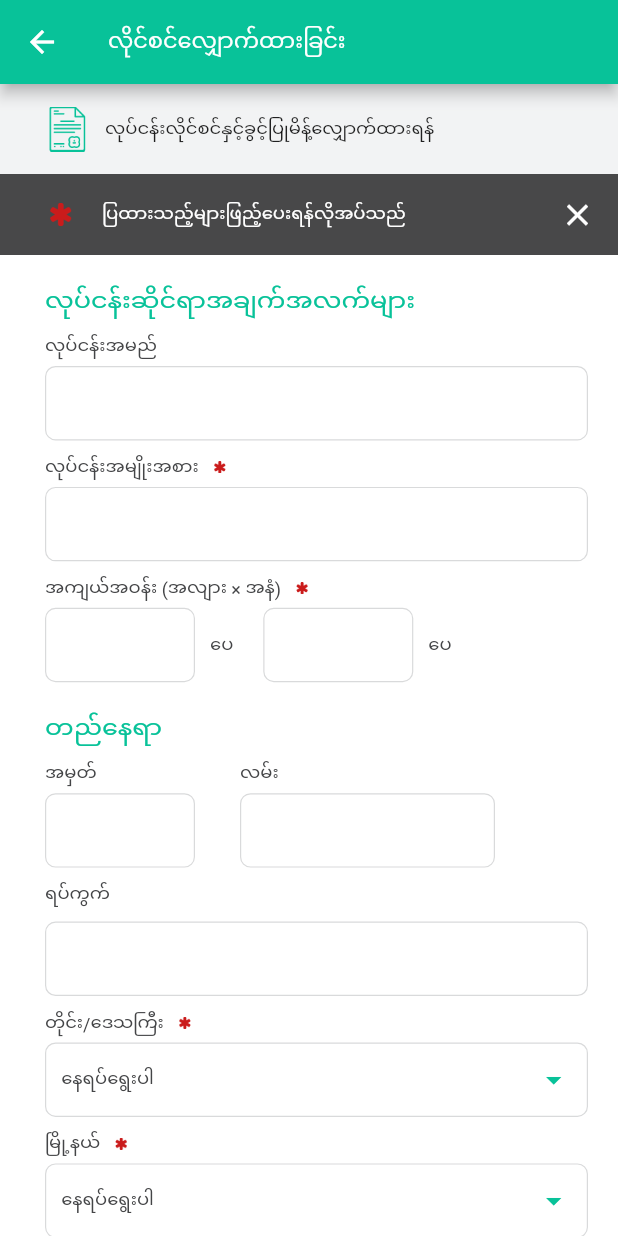
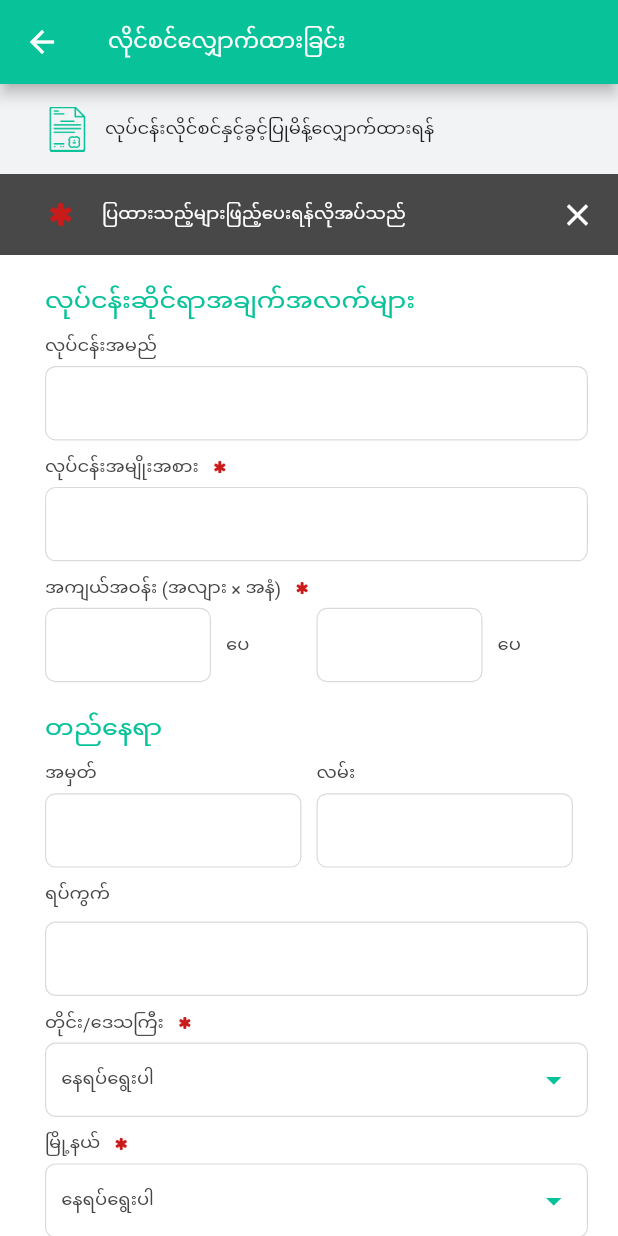
Before and after one commit to phyothinzaraung/myo_taw_flutter, a Flutter app: the ApplyBizLicenseFormScreen screen opened directly with empty values, on a phone screen of 412 x 824 dp. Run offline on Flutter 3.47's test engine with Material 2 defaults, Android fonts, the phone set to English and light mode, and no system bars; our stand-ins replace cached_network_image, carousel_slider, chewie, connectivity, dio, flutter_html and 12 more; missing offline and left inert: async_loader, flutter_account_kit, flutter_statusbarcolor; accounts and stored records are empty; statements that could not run were skipped.

Commit message:
29 August 2019, fix screen layout for smaller screen size phone

```diff
--- a/lib/ApplyBizLicenseFormScreen.dart
+++ b/lib/ApplyBizLicenseFormScreen.dart
@@ -230,7 +230,8 @@ class _ApplyBizLicenseFormScreenState extends State<ApplyBizLicenseFormScreen> {
                             Container(
                                 margin: EdgeInsets.only(right: 20.0),
                                 child: Image.asset('images/star.png', width: 15.0, height: 15.0,)),
-                            Text(MyString.txt_apply_license_need_to_fill, style: TextStyle(fontSize: FontSize.textSizeSmall, color: Colors.white),),
+                                Expanded(
+                                    child: Text(MyString.txt_apply_license_need_to_fill, style: TextStyle(fontSize: FontSize.textSizeSmall, color: Colors.white),)),
                           ],
                         ),
                       ),
@@ -325,12 +326,13 @@ class _ApplyBizLicenseFormScreenState extends State<ApplyBizLicenseFormScreen> {
                         margin: EdgeInsets.only(bottom: 20.0),
                         child: Row(
                           children: <Widget>[
-                            Container(
-                              margin: EdgeInsets.only(right: 20.0),
+                            Flexible(
+                              flex: 1,
                               child: Row(
                                 children: <Widget>[
-                                  Container(
-                                    width: 100,
+                                  Flexible(
+                                    flex: 2,
+                                    child: Container(
                                       margin: EdgeInsets.only(right: 10.0),
                                       padding: EdgeInsets.only(left: 10.0, right: 10.0),
                                       decoration: BoxDecoration(
@@ -347,14 +349,20 @@ class _ApplyBizLicenseFormScreenState extends State<ApplyBizLicenseFormScreen> {
                                         style: TextStyle(fontSize: FontSize.textSizeNormal, color: MyColor.colorTextBlack),
                                       ),
                                     ),
-                                  Text(MyString.txt_unit_feet, style: TextStyle(fontSize: FontSize.textSizeSmall, color: MyColor.colorTextBlack),)
+                                  ),
+                                  Flexible(
+                                      flex: 1,
+                                      child: Text(MyString.txt_unit_feet, style: TextStyle(fontSize: FontSize.textSizeSmall, color: MyColor.colorTextBlack),))
                                 ],
                               ),
                             ),
-                            Row(
+                            Flexible(
+                              flex: 1,
+                              child: Row(
                                 children: <Widget>[
-                                Container(
-                                  width: 100,
+                                  Flexible(
+                                    flex: 2,
+                                    child: Container(
                                       margin: EdgeInsets.only(right: 10.0),
                                       padding: EdgeInsets.only(left: 10.0, right: 10.0),
                                       decoration: BoxDecoration(
@@ -371,8 +379,12 @@ class _ApplyBizLicenseFormScreenState extends State<ApplyBizLicenseFormScreen> {
                                         style: TextStyle(fontSize: FontSize.textSizeNormal, color: MyColor.colorTextBlack),
                                       ),
                                     ),
-                                Text(MyString.txt_unit_feet, style: TextStyle(fontSize: FontSize.textSizeSmall, color: MyColor.colorTextBlack),)
+                                  ),
+                                  Flexible(
+                                      flex: 1,
+                                      child: Text(MyString.txt_unit_feet, style: TextStyle(fontSize: FontSize.textSizeSmall, color: MyColor.colorTextBlack),))
                                 ],
+                              ),
                             )
                           ],
                         ),
@@ -386,8 +398,8 @@ class _ApplyBizLicenseFormScreenState extends State<ApplyBizLicenseFormScreen> {
                         margin: EdgeInsets.only(bottom: 10.0),
                         child: Row(
                           children: <Widget>[
-                            Container(
-                              margin: EdgeInsets.only(right: 20.0),
+                            Flexible(
+                              flex: 1,
                               child: Column(
                                 crossAxisAlignment: CrossAxisAlignment.start,
                                 children: <Widget>[
@@ -397,7 +409,6 @@ class _ApplyBizLicenseFormScreenState extends State<ApplyBizLicenseFormScreen> {
                                       child: Text(MyString.txt_biz_region_no, style: TextStyle(fontSize: FontSize.textSizeSmall, color: MyColor.colorTextBlack),)),
                                   //text field biz region no
                                   Container(
-                                    width: 100,
                                     margin: EdgeInsets.only(right: 10.0),
                                     padding: EdgeInsets.only(left: 10.0, right: 10.0),
                                     decoration: BoxDecoration(
@@ -417,7 +428,9 @@ class _ApplyBizLicenseFormScreenState extends State<ApplyBizLicenseFormScreen> {
                                 ],
                               ),
                             ),
-                            Column(
+                            Flexible(
+                              flex: 1,
+                              child: Column(
                                 crossAxisAlignment: CrossAxisAlignment.start,
                                 children: <Widget>[
                                   //text biz street
@@ -426,7 +439,6 @@ class _ApplyBizLicenseFormScreenState extends State<ApplyBizLicenseFormScreen> {
                                       child: Text(MyString.txt_biz_street_name, style: TextStyle(fontSize: FontSize.textSizeSmall, color: MyColor.colorTextBlack),)),
                                   //text field biz street
                                   Container(
-                                  width: 170,
                                     margin: EdgeInsets.only(right: 10.0),
                                     padding: EdgeInsets.only(left: 10.0, right: 10.0),
                                     decoration: BoxDecoration(
@@ -443,6 +455,7 @@ class _ApplyBizLicenseFormScreenState extends State<ApplyBizLicenseFormScreen> {
                                     ),
                                   ),
                                 ],
+                              ),
                             ),
                           ],
                         ),
@@ -671,8 +684,8 @@ class _ApplyBizLicenseFormScreenState extends State<ApplyBizLicenseFormScreen> {
                       margin: EdgeInsets.only(bottom: 10.0),
                       child: Row(
                         children: <Widget>[
-                          Container(
-                            margin: EdgeInsets.only(right: 20.0),
+                          Flexible(
+                            flex: 1,
                             child: Column(
                               crossAxisAlignment: CrossAxisAlignment.start,
                               children: <Widget>[
@@ -682,7 +695,6 @@ class _ApplyBizLicenseFormScreenState extends State<ApplyBizLicenseFormScreen> {
                                     child: Text(MyString.txt_biz_region_no, style: TextStyle(fontSize: FontSize.textSizeSmall, color: MyColor.colorTextBlack),)),
                                 //text field owner regio no
                                 Container(
-                                  width: 100,
                                   margin: EdgeInsets.only(right: 10.0),
                                   padding: EdgeInsets.only(left: 10.0, right: 10.0),
                                   decoration: BoxDecoration(
@@ -702,7 +714,9 @@ class _ApplyBizLicenseFormScreenState extends State<ApplyBizLicenseFormScreen> {
                               ],
                             ),
                           ),
-                          Column(
+                          Flexible(
+                            flex: 1,
+                            child: Column(
                               crossAxisAlignment: CrossAxisAlignment.start,
                               children: <Widget>[
                                 //text owner street name
@@ -711,7 +725,6 @@ class _ApplyBizLicenseFormScreenState extends State<ApplyBizLicenseFormScreen> {
                                     child: Text(MyString.txt_biz_street_name, style: TextStyle(fontSize: FontSize.textSizeSmall, color: MyColor.colorTextBlack),)),
                                 //text field owner street name
                                 Container(
-                                width: 170,
                                   margin: EdgeInsets.only(right: 10.0),
                                   padding: EdgeInsets.only(left: 10.0, right: 10.0),
                                   decoration: BoxDecoration(
@@ -728,6 +741,7 @@ class _ApplyBizLicenseFormScreenState extends State<ApplyBizLicenseFormScreen> {
                                   ),
                                 ),
                               ],
+                            ),
                           ),
                         ],
                       ),
--- a/lib/ApplyBizLicensePhotoListScreen.dart
+++ b/lib/ApplyBizLicensePhotoListScreen.dart
@@ -197,7 +197,7 @@ class _ApplyBizLicensePhotoListScreenState extends State<ApplyBizLicensePhotoLis
                               gallery();
                             },
                             child: _image==null?Image.asset('images/add_image_placeholder.png', width: 60.0, height: 60.0,):
-                      Image.file(_image, width: 60.0, height: 60.0, fit: BoxFit.cover,),
+                      Image.file(_image, width: 50.0, height: 50.0, fit: BoxFit.cover,),
                           )),
                       Flexible(
                         flex: 8,
@@ -208,7 +208,7 @@ class _ApplyBizLicensePhotoListScreenState extends State<ApplyBizLicensePhotoLis
                               padding: EdgeInsets.all(5.0),
                               width: double.maxFinite,
                               color: Colors.white,
-                              height: 60.0,
+                              height: 50.0,
                               child: TextField(
                                 decoration: InputDecoration(
                                   border: InputBorder.none,
@@ -225,7 +225,7 @@ class _ApplyBizLicensePhotoListScreenState extends State<ApplyBizLicensePhotoLis
                       Flexible(
                         flex: 3,
                         child: Container(
-                          height: 60.0,
+                          height: 50.0,
                           width: double.maxFinite,
                           child: FlatButton(onPressed: ()async{
                             await _checkCon();
--- a/lib/DaoScreen.dart
+++ b/lib/DaoScreen.dart
@@ -73,17 +73,17 @@ class _DaoScreenState extends State<DaoScreen> {
                       }
                     },
                     child: Container(
-                      margin: EdgeInsets.only(top: 20.0),
+                      margin: EdgeInsets.only(top: 7, bottom: 7),
                       child: Column(
                         children: <Widget>[
-                          Flexible(flex: 4,child: Image.network(BaseUrl.DAO_PHOTO_URL+_daoViewModelList[index].daoModel.icon, width: 120,)),
+                          Flexible(flex: 2,child: Image.network(BaseUrl.DAO_PHOTO_URL+_daoViewModelList[index].daoModel.icon,)),
                           Flexible(flex: 1,child: Text(_daoViewModelList[index].daoModel.title,textAlign: TextAlign.center,
                             style: TextStyle(fontSize: FontSize.textSizeSmall, color: MyColor.colorTextBlack),))],),),
                   );
                 },childCount: _daoViewModelList.length),
                 gridDelegate: SliverGridDelegateWithMaxCrossAxisExtent(
                     maxCrossAxisExtent: 200.0,
-                    crossAxisSpacing: 30.0))
+                    crossAxisSpacing: 10.0,))
           ],
         )
     );
--- a/lib/DashBoardScreen.dart
+++ b/lib/DashBoardScreen.dart
@@ -152,7 +152,7 @@ class _DashBoardScreenState extends State<DashBoardScreen> {
         },
         child: Container(
           child: Column(children: <Widget>[
-            Flexible(flex: 3,child: Image.asset(i.image,width: 120, height: 120,)),
+            Flexible(flex: 3,child: Image.asset(i.image,)),
             Flexible(flex: 1,child: Text(i.title,style: TextStyle(fontSize: FontSize.textSizeSmall, color: MyColor.colorTextBlack),))],),),
       ));
     }
@@ -193,7 +193,8 @@ class _DashBoardScreenState extends State<DashBoardScreen> {
                 },childCount: _widget.length),
                 gridDelegate: SliverGridDelegateWithMaxCrossAxisExtent(
                     maxCrossAxisExtent: 200.0,
-                    crossAxisSpacing: 50.0))
+                    crossAxisSpacing: 50.0,
+                    mainAxisSpacing: 10))
           ],
         )
       )
--- a/lib/NewTaxRecordScreen.dart
+++ b/lib/NewTaxRecordScreen.dart
@@ -169,7 +169,7 @@ class _NewTaxRecordScreenState extends State<NewTaxRecordScreen> {
                 Image.asset('images/placeholder.jpg', fit: BoxFit.cover,), width: double.maxFinite, height: 270.0,),
             Container(
               padding: EdgeInsets.only(left: 30.0, right: 30.0),
-              margin: EdgeInsets.only(top: 50.0),
+              margin: EdgeInsets.only(top: 20.0, bottom: 20.0),
               height: 45.0,
               child: RaisedButton(onPressed: ()async{
                 await _checkCon();
--- a/lib/OnlineTaxScreen.dart
+++ b/lib/OnlineTaxScreen.dart
@@ -174,7 +174,7 @@ class _OnlineTaxScreenState extends State<OnlineTaxScreen> {
                         children: <Widget>[
                           Expanded(
                             child: Container(
-                              margin: EdgeInsets.only(right: 10.0),
+                              margin: EdgeInsets.only(right: 2.5),
                               height: 45.0,
                               child: RaisedButton(onPressed: ()async{
                                 if(_userModel.pinCode != 0){
@@ -182,13 +182,13 @@ class _OnlineTaxScreenState extends State<OnlineTaxScreen> {
                                 }else{
                                   _navigateToPinCodeSetUpScreen();
                                 }
-                              }, child: Text(MyString.txt_top_up, style: TextStyle(fontSize: FontSize.textSizeSmall, color: MyColor.colorPrimary),),
+                                }, child: Text(MyString.txt_top_up, style: TextStyle(fontSize: FontSize.textSizeSmall, color: MyColor.colorPrimary),),
                                 color: Colors.white, shape: RoundedRectangleBorder(borderRadius: BorderRadius.circular(10.0)),),
                             ),
                           ),
                           Expanded(
                             child: Container(
-                              margin: EdgeInsets.only(left: 10.0),
+                              margin: EdgeInsets.only(left: 2.5),
                               height: 45.0,
                               child: RaisedButton(onPressed: ()async{
                                 if(_userModel.pinCode != 0){
```
Also changed, not shown: lib/ProfileScreen.dart (+3 -8 lines), pubspec.lock, 1 other file. Lines whose indentation alone changed are shown as unchanged.
